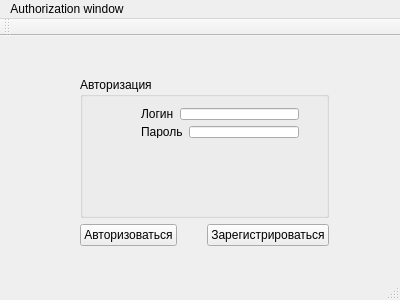
Before: the Qt Designer form 181-331_Furman/Lab1/mainwindow.ui in Drawishe/Furman_semester2, drawn with Qt 5.
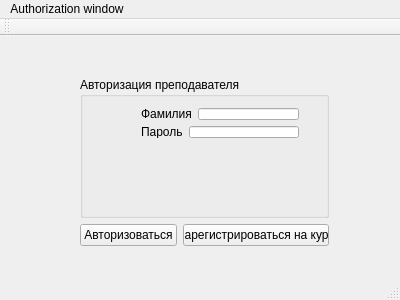
After: the same form once the commit is applied.

```diff
--- a/181-331_Furman/Lab1/mainwindow.ui
+++ b/181-331_Furman/Lab1/mainwindow.ui
@@ -14,7 +14,7 @@
    <string>MainWindow</string>
   </property>
   <widget class="QWidget" name="centralWidget">
-   <widget class="QWidget" name="">
+   <widget class="QWidget" name="layoutWidget">
     <property name="geometry">
      <rect>
       <x>69</x>
@@ -27,9 +27,9 @@
      <item>
       <widget class="QGroupBox" name="groupBox">
        <property name="title">
-        <string>Авторизация</string>
+        <string>Авторизация преподавателя</string>
        </property>
-       <widget class="QWidget" name="">
+       <widget class="QWidget" name="layoutWidget">
         <property name="geometry">
          <rect>
           <x>50</x>
@@ -44,7 +44,7 @@
            <item>
             <widget class="QLabel" name="label">
              <property name="text">
-              <string>Логин</string>
+              <string>Фамилия</string>
              </property>
             </widget>
            </item>
@@ -76,7 +76,7 @@
        <item row="0" column="3">
         <widget class="QPushButton" name="pushButton_2">
          <property name="text">
-          <string>Зарегистрироваться</string>
+          <string>Зарегистрироваться на курс</string>
          </property>
         </widget>
        </item>
```
Left out of the diff: 8 changed lines with no effect on the pictures.
